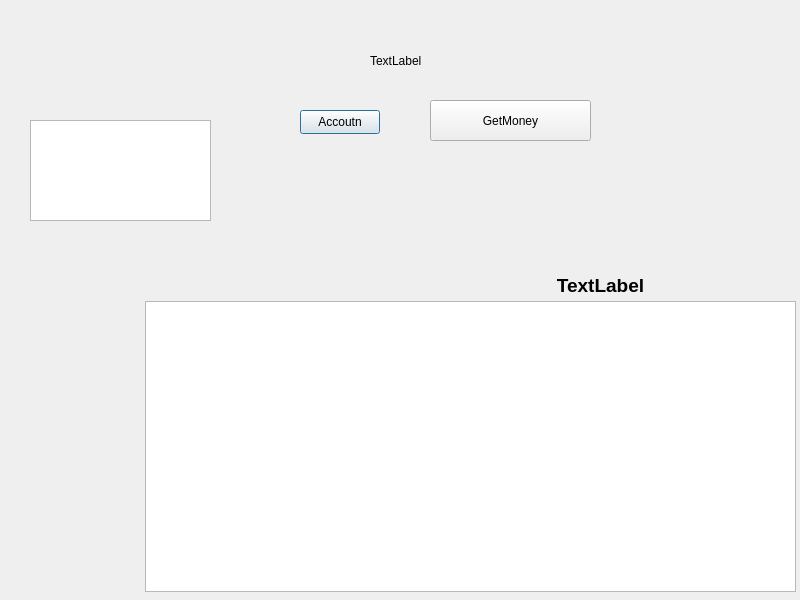
The window that frontend/userhomepage.ui (22kmo-project/group_9) describes before a commit, drawn with Qt 5.
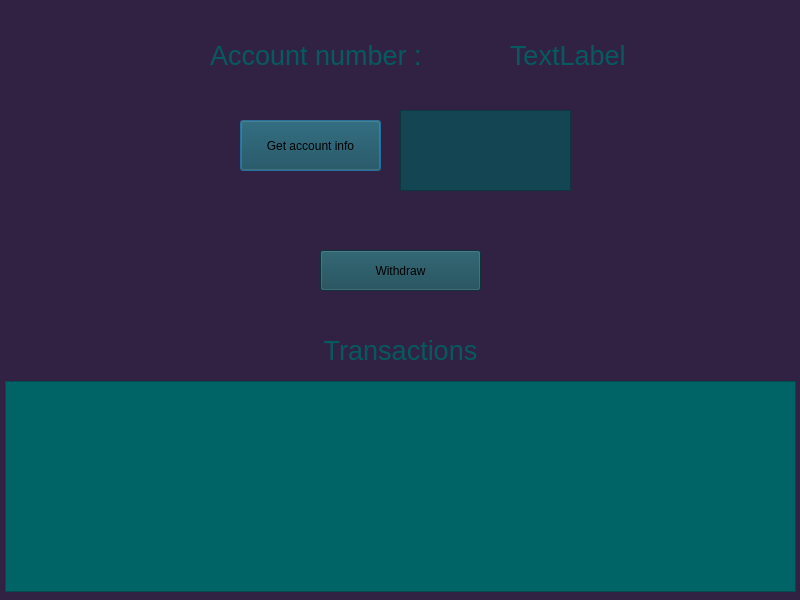
The same window after the commit.

Commit message: Alisa userhomepage.ui Issue complite

```diff
--- a/frontend/userhomepage.ui
+++ b/frontend/userhomepage.ui
@@ -13,76 +13,132 @@
   <property name="windowTitle">
    <string>Dialog</string>
   </property>
+  <property name="styleSheet">
+   <string notr="true">background-color: rgb(49, 34, 68);
+</string>
+  </property>
   <widget class="QLabel" name="lableIdOwner">
    <property name="geometry">
     <rect>
-     <x>370</x>
-     <y>50</y>
+     <x>510</x>
+     <y>30</y>
      <width>151</width>
-     <height>21</height>
+     <height>51</height>
     </rect>
    </property>
+   <property name="font">
+    <font>
+     <pointsize>20</pointsize>
+    </font>
+   </property>
+   <property name="styleSheet">
+    <string notr="true">color: rgb(54, 99, 76)</string>
+   </property>
    <property name="text">
-    <string>TextLabel</string>
+    <string>&lt;html&gt;&lt;head/&gt;&lt;body&gt;&lt;p&gt;&lt;span style=&quot; color:#065a60;&quot;&gt;TextLabel&lt;/span&gt;&lt;/p&gt;&lt;/body&gt;&lt;/html&gt;</string>
    </property>
   </widget>
   <widget class="QPushButton" name="accountB">
    <property name="geometry">
     <rect>
-     <x>300</x>
-     <y>110</y>
-     <width>80</width>
-     <height>24</height>
+     <x>240</x>
+     <y>120</y>
+     <width>141</width>
+     <height>51</height>
     </rect>
    </property>
+   <property name="styleSheet">
+    <string notr="true">
+background-color: rgb(20, 69, 82);
+</string>
+   </property>
    <property name="text">
-    <string>Accoutn</string>
+    <string>Get account info</string>
    </property>
   </widget>
   <widget class="QPushButton" name="pushButton_2">
    <property name="geometry">
     <rect>
-     <x>430</x>
-     <y>100</y>
+     <x>320</x>
+     <y>250</y>
      <width>161</width>
      <height>41</height>
     </rect>
    </property>
+   <property name="styleSheet">
+    <string notr="true">background-color: rgb(20, 69, 82);
+</string>
+   </property>
    <property name="text">
-    <string>GetMoney</string>
+    <string>Withdraw</string>
    </property>
   </widget>
   <widget class="QTextEdit" name="cardInfo">
    <property name="geometry">
     <rect>
-     <x>30</x>
-     <y>120</y>
-     <width>181</width>
-     <height>101</height>
+     <x>400</x>
+     <y>110</y>
+     <width>171</width>
+     <height>81</height>
     </rect>
    </property>
+   <property name="styleSheet">
+    <string notr="true">background-color: rgb(20, 69, 82);</string>
+   </property>
+   <property name="html">
+    <string>&lt;!DOCTYPE HTML PUBLIC &quot;-//W3C//DTD HTML 4.0//EN&quot; &quot;http://www.w3.org/TR/REC-html40/strict.dtd&quot;&gt;
+&lt;html&gt;&lt;head&gt;&lt;meta name=&quot;qrichtext&quot; content=&quot;1&quot; /&gt;&lt;meta charset=&quot;utf-8&quot; /&gt;&lt;style type=&quot;text/css&quot;&gt;
+p, li { white-space: pre-wrap; }
+hr { height: 1px; border-width: 0; }
+&lt;/style&gt;&lt;/head&gt;&lt;body style=&quot; font-family:'Segoe UI'; font-size:9pt; font-weight:400; font-style:normal;&quot;&gt;
+&lt;p align=&quot;justify&quot; style=&quot;-qt-paragraph-type:empty; margin-top:0px; margin-bottom:0px; margin-left:0px; margin-right:0px; -qt-block-indent:0; text-indent:0px;&quot;&gt;&lt;br /&gt;&lt;/p&gt;&lt;/body&gt;&lt;/html&gt;</string>
+   </property>
   </widget>
   <widget class="QLabel" name="accountTxt">
    <property name="geometry">
     <rect>
-     <x>420</x>
-     <y>270</y>
+     <x>220</x>
+     <y>330</y>
      <width>361</width>
-     <height>31</height>
+     <height>41</height>
     </rect>
    </property>
    <property name="text">
-    <string>&lt;html&gt;&lt;head/&gt;&lt;body&gt;&lt;p align=&quot;center&quot;&gt;&lt;span style=&quot; font-size:14pt; font-weight:700;&quot;&gt;TextLabel&lt;/span&gt;&lt;/p&gt;&lt;/body&gt;&lt;/html&gt;</string>
+    <string>&lt;html&gt;&lt;head/&gt;&lt;body&gt;&lt;p align=&quot;center&quot;&gt;&lt;span style=&quot; font-size:20pt; color:#06595e;&quot;&gt;Transactions&lt;/span&gt;&lt;/p&gt;&lt;/body&gt;&lt;/html&gt;</string>
    </property>
   </widget>
   <widget class="QListWidget" name="bankView">
    <property name="geometry">
     <rect>
-     <x>145</x>
-     <y>301</y>
-     <width>651</width>
-     <height>291</height>
+     <x>5</x>
+     <y>381</y>
+     <width>791</width>
+     <height>211</height>
     </rect>
+   </property>
+   <property name="styleSheet">
+    <string notr="true">background-color: rgb(0, 100, 102);</string>
+   </property>
+  </widget>
+  <widget class="QLabel" name="label">
+   <property name="geometry">
+    <rect>
+     <x>210</x>
+     <y>20</y>
+     <width>291</width>
+     <height>71</height>
+    </rect>
+   </property>
+   <property name="font">
+    <font>
+     <pointsize>20</pointsize>
+    </font>
+   </property>
+   <property name="styleSheet">
+    <string notr="true"/>
+   </property>
+   <property name="text">
+    <string>&lt;html&gt;&lt;head/&gt;&lt;body&gt;&lt;p&gt;&lt;span style=&quot; color:#065a60;&quot;&gt;Account number :&lt;/span&gt;&lt;/p&gt;&lt;/body&gt;&lt;/html&gt;</string>
    </property>
   </widget>
  </widget>
```
